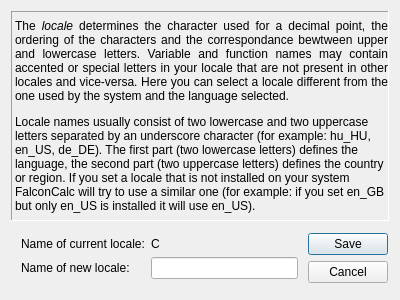
The window that FalconCalcQt/LocaleDlg.ui (solyoma/FalconCalc) describes before a commit, drawn with Qt 5.
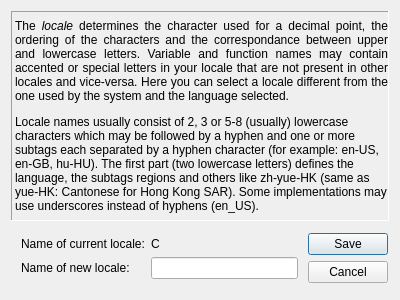
The same window after the commit.

Commit message: locale dialog help text changed

```diff
--- a/FalconCalcQt/LocaleDlg.ui
+++ b/FalconCalcQt/LocaleDlg.ui
@@ -41,7 +41,7 @@
       <enum>QFrame::Sunken</enum>
      </property>
      <property name="text">
-      <string>&lt;html&gt;&lt;head/&gt;&lt;body&gt;&lt;p align=&quot;justify&quot;&gt;The &lt;span style=&quot; font-style:italic;&quot;&gt;locale&lt;/span&gt; determines the character used for a decimal point, the ordering of the characters and the correspondance bewtween upper and lowercase letters. Variable and function names may contain accented or special letters in your locale that are not present in other locales and vice-versa. Here you can select a locale different from the one used by the system and the language selected.&lt;/p&gt;&lt;p&gt;Locale names usually consist of two lowercase and two uppercase letters separated by an underscore character (for example: hu_HU, en_US, de_DE). The first part (two lowercase letters) defines the language, the second part (two uppercase letters) defines the country or region. If you set a locale that is not installed on your system FalconCalc will try to use a similar one (for example: if you set en_GB but only en_US is installed it will use en_US).&lt;/p&gt;&lt;/body&gt;&lt;/html&gt;</string>
+      <string>&lt;html&gt;&lt;head/&gt;&lt;body&gt;&lt;p align=&quot;justify&quot;&gt;The &lt;span style=&quot; font-style:italic;&quot;&gt;locale&lt;/span&gt; determines the character used for a decimal point, the ordering of the characters and the correspondance between upper and lowercase letters. Variable and function names may contain accented or special letters in your locale that are not present in other locales and vice-versa. Here you can select a locale different from the one used by the system and the language selected.&lt;/p&gt;&lt;p&gt;Locale names usually consist of 2, 3 or 5-8 (usually) lowercase characters which may be followed by a hyphen and one or more subtags each separated by a hyphen character (for example: en-US, en-GB, hu-HU). The first part (two lowercase letters) defines the language, the subtags regions and others like zh-yue-HK (same as yue-HK: Cantonese for Hong Kong SAR). Some implementations may use underscores instead of hyphens (en_US).&lt;/p&gt;&lt;/body&gt;&lt;/html&gt;</string>
      </property>
      <property name="wordWrap">
       <bool>true</bool>
```
The commit also changes 6 other files.
